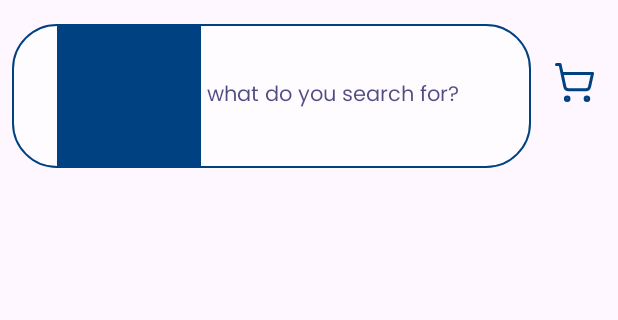
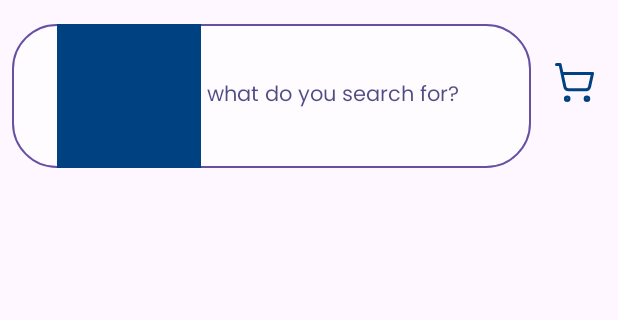
Before and after one commit to mohamedebrahem13/Route-Android-Task, an Android app: the screen it shows after launch (MainActivity), on a phone screen of 412 x 824 dp, the part 168-488 px from its top. Run offline under Robolectric (Android 15) with nearby library versions, the light colour scheme and no system bars; our stand-ins replace Dagger/Hilt's generated code.

Commit message:
new changes in xml and add the adapter

```diff
--- a/app/src/main/java/com/example/route_android_task/domain/models/Review.kt
+++ b/app/src/main/java/com/example/route_android_task/domain/models/Review.kt
@@ -3,7 +3,7 @@ package com.example.route_android_task.domain.models
 data class Review(
     val rating: Int,
     val comment: String,
-    val date: String, // Assuming you handle nullable dates appropriately
+    val date: String,
     val reviewerName: String,
     val reviewerEmail: String
 )
--- /dev/null
+++ b/app/src/main/res/color/border_color_selector.xml
@@ -0,0 +1,12 @@
+<?xml version="1.0" encoding="utf-8"?>
+<selector xmlns:android="http://schemas.android.com/apk/res/android">
+    <!-- Border color when focused -->
+    <item android:color="?attr/colorPrimary" android:state_focused="true"/>
+
+    <!-- Border color when hovered (hovered state is API 24+) -->
+    <item  android:color="@color/search" android:state_hovered="true"/>
+
+    <!-- Border color when disabled -->
+    <item  android:color="@color/search" android:state_enabled="false"/>
+
+</selector>
--- a/app/src/main/res/values/themes.xml
+++ b/app/src/main/res/values/themes.xml
@@ -98,7 +98,7 @@
         <item name="boxStrokeWidth">1dp</item>
         <item name="boxStrokeWidthFocused">1dp</item>
         <item name="hintEnabled">false</item>
-        <item name="boxStrokeColor">@color/search</item>
+        <item name="boxStrokeColor">@color/border_color_selector</item>
         <item name="startIconTint">@color/search</item>
         <item name="hintTextAppearance">@style/Font.SemiBold</item>
         <item name="errorEnabled">true</item>
```
